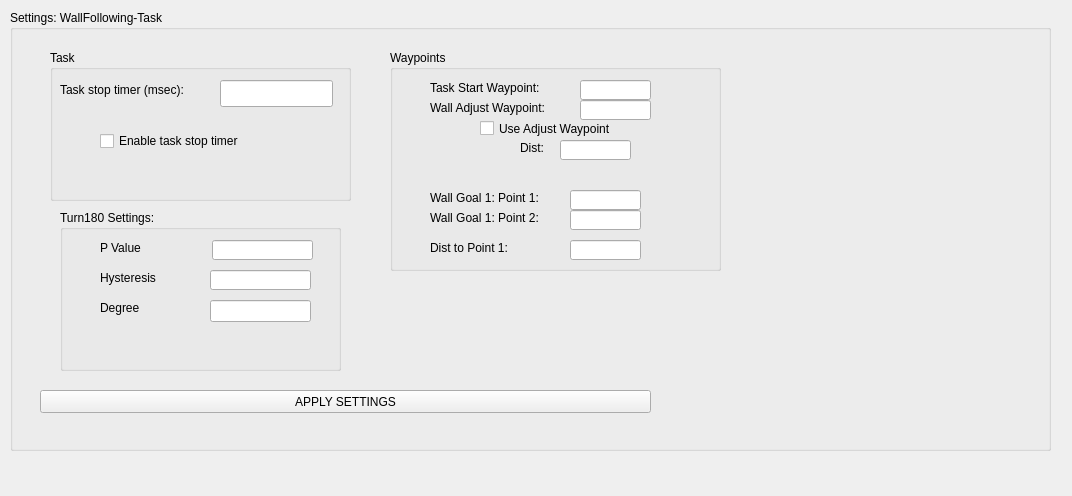
Qt form Hanse/TaskWallFollowing/taskwallfollowingform.ui (iti-luebeck/HANSE2011) before a commit.
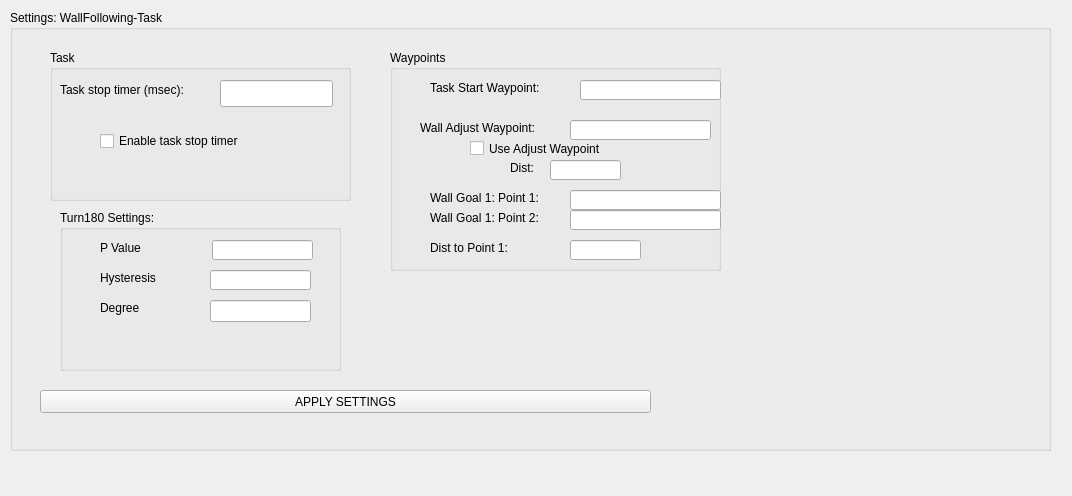
The same form after that commit.

```diff
--- a/Hanse/TaskWallFollowing/taskwallfollowingform.ui
+++ b/Hanse/TaskWallFollowing/taskwallfollowingform.ui
@@ -137,7 +137,7 @@
       <rect>
        <x>180</x>
        <y>160</y>
-       <width>71</width>
+       <width>151</width>
        <height>20</height>
       </rect>
      </property>
@@ -163,7 +163,7 @@
       <rect>
        <x>180</x>
        <y>140</y>
-       <width>71</width>
+       <width>151</width>
        <height>20</height>
       </rect>
      </property>
@@ -199,7 +199,7 @@
       <rect>
        <x>190</x>
        <y>30</y>
-       <width>71</width>
+       <width>141</width>
        <height>20</height>
       </rect>
      </property>
@@ -207,9 +207,9 @@
     <widget class="QLineEdit" name="navWallAdjustPoint">
      <property name="geometry">
       <rect>
-       <x>190</x>
-       <y>50</y>
-       <width>71</width>
+       <x>180</x>
+       <y>70</y>
+       <width>141</width>
        <height>20</height>
       </rect>
      </property>
@@ -217,8 +217,8 @@
     <widget class="QLabel" name="label_15">
      <property name="geometry">
       <rect>
-       <x>40</x>
-       <y>50</y>
+       <x>30</x>
+       <y>70</y>
        <width>141</width>
        <height>16</height>
       </rect>
@@ -230,8 +230,8 @@
     <widget class="QCheckBox" name="useAdjustPoint">
      <property name="geometry">
       <rect>
-       <x>90</x>
-       <y>70</y>
+       <x>80</x>
+       <y>90</y>
        <width>181</width>
        <height>17</height>
       </rect>
@@ -243,8 +243,8 @@
     <widget class="QLineEdit" name="apDistInput">
      <property name="geometry">
       <rect>
-       <x>170</x>
-       <y>90</y>
+       <x>160</x>
+       <y>110</y>
        <width>71</width>
        <height>20</height>
       </rect>
@@ -256,8 +256,8 @@
     <widget class="QLabel" name="label_16">
      <property name="geometry">
       <rect>
-       <x>130</x>
-       <y>90</y>
+       <x>120</x>
+       <y>110</y>
        <width>51</width>
        <height>16</height>
       </rect>
```
